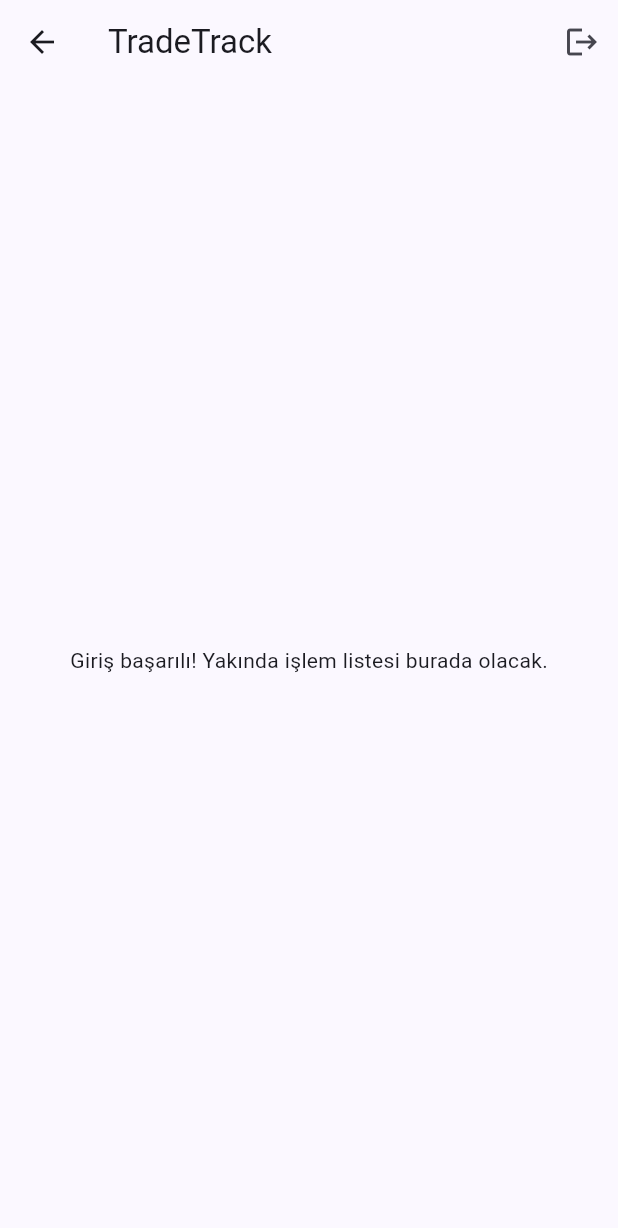
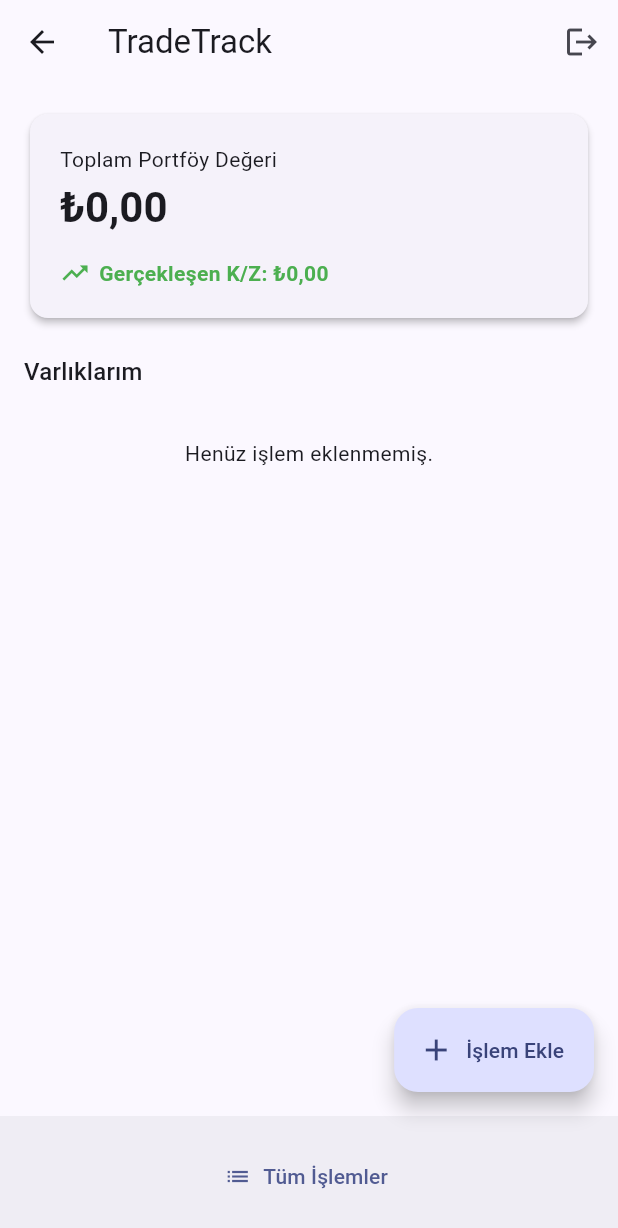
Before and after one commit to silakozik/tradetrack, a Flutter app: the HomeScreen screen opened directly, on a phone screen of 412 x 824 dp. Shown: the top 1228 px of the screen. Run offline on Flutter 3.47's test engine with Material 3 defaults, Android fonts, the phone set to English and light mode, and no system bars; our stand-ins replace flutter_secure_storage; accounts and stored records are empty; network calls fail.

Commit message:
Enhance transaction management with new screens and functionality
- Update main.dart to initialize date formatting
- Refactor HomeScreen to use StatefulWidget and load transactions
- Implement AddTransactionScreen for adding new transactions
- Create TransactionListScreen for displaying and managing transactions
- Add filtering options for transactions in TransactionListScreen

```diff
--- a/mobile/lib/main.dart
+++ b/mobile/lib/main.dart
@@ -1,12 +1,15 @@
 import 'package:flutter/material.dart';
 import 'package:provider/provider.dart';
+import 'package:intl/date_symbol_data_local.dart';
 
 import 'providers/auth_provider.dart';
 import 'providers/transaction_provider.dart';
 import 'screens/auth/login_screen.dart';
 import 'screens/home/home_screen.dart';
 
-void main() {
+void main() async {
+  WidgetsFlutterBinding.ensureInitialized();
+  await initializeDateFormatting('tr_TR', null);
   runApp(const TradeTrackApp());
 }
 
--- a/mobile/lib/screens/home/home_screen.dart
+++ b/mobile/lib/screens/home/home_screen.dart
@@ -1,14 +1,33 @@
 import 'package:flutter/material.dart';
+import 'package:intl/intl.dart';
 import 'package:provider/provider.dart';
 
 import '../../providers/auth_provider.dart';
+import '../../providers/transaction_provider.dart';
+import '../transactions/transaction_list_screen.dart';
+import '../transactions/add_transaction_screen.dart';
 
-class HomeScreen extends StatelessWidget {
+class HomeScreen extends StatefulWidget {
   const HomeScreen({super.key});
 
   @override
+  State<HomeScreen> createState() => _HomeScreenState();
+}
+
+class _HomeScreenState extends State<HomeScreen> {
+  final _currencyFormat = NumberFormat.currency(locale: "tr_TR", symbol: "₺");
+
+  @override
+  void initState() {
+    super.initState();
+    Future.microtask(() {
+      context.read<TransactionProvider>().loadAll();
+    });
+  }
+
+  @override
   Widget build(BuildContext context) {
-    final authProvider = context.read<AuthProvider>();
+    final txProvider = context.watch<TransactionProvider>();
 
     return Scaffold(
       appBar: AppBar(
@@ -16,14 +35,136 @@
         actions: [
           IconButton(
             icon: const Icon(Icons.logout),
-            onPressed: () async {
-              await authProvider.logout();
-            },
+            onPressed: () => context.read<AuthProvider>().logout(),
           ),
         ],
       ),
-      body: const Center(
-        child: Text("Giriş başarılı! Yakında işlem listesi burada olacak."),
+      body: RefreshIndicator(
+        onRefresh: () => txProvider.loadAll(),
+        child: txProvider.isLoading && txProvider.portfolioAssets.isEmpty
+            ? const Center(child: CircularProgressIndicator())
+            : ListView(
+                padding: const EdgeInsets.all(16),
+                children: [
+                  _buildSummaryCard(txProvider),
+                  const SizedBox(height: 20),
+                  Text(
+                    "Varlıklarım",
+                    style: Theme.of(context).textTheme.titleMedium,
+                  ),
+                  const SizedBox(height: 8),
+                  if (txProvider.portfolioAssets.isEmpty)
+                    const Padding(
+                      padding: EdgeInsets.symmetric(vertical: 24),
+                      child: Center(child: Text("Henüz işlem eklenmemiş.")),
+                    )
+                  else
+                    ...txProvider.portfolioAssets.map(
+                      (asset) => _buildAssetTile(asset),
+                    ),
+                ],
+              ),
+      ),
+      floatingActionButton: FloatingActionButton.extended(
+        onPressed: () {
+          Navigator.of(context).push(
+            MaterialPageRoute(builder: (_) => const AddTransactionScreen()),
+          );
+        },
+        icon: const Icon(Icons.add),
+        label: const Text("İşlem Ekle"),
+      ),
+      bottomNavigationBar: BottomAppBar(
+        child: Row(
+          mainAxisAlignment: MainAxisAlignment.center,
+          children: [
+            TextButton.icon(
+              onPressed: () {
+                Navigator.of(context).push(
+                  MaterialPageRoute(builder: (_) => const TransactionListScreen()),
+                );
+              },
+              icon: const Icon(Icons.list),
+              label: const Text("Tüm İşlemler"),
+            ),
+          ],
+        ),
+      ),
+    );
+  }
+
+  Widget _buildSummaryCard(TransactionProvider txProvider) {
+    final isProfit = txProvider.totalProfitLoss >= 0;
+
+    return Card(
+      elevation: 2,
+      child: Padding(
+        padding: const EdgeInsets.all(20),
+        child: Column(
+          crossAxisAlignment: CrossAxisAlignment.start,
+          children: [
+            Text(
+              "Toplam Portföy Değeri",
+              style: Theme.of(context).textTheme.bodyMedium,
+            ),
+            const SizedBox(height: 4),
+            Text(
+              _currencyFormat.format(txProvider.totalPortfolioValue),
+              style: Theme.of(context).textTheme.headlineMedium?.copyWith(
+                    fontWeight: FontWeight.bold,
+                  ),
+            ),
+            const SizedBox(height: 16),
+            Row(
+              children: [
+                Icon(
+                  isProfit ? Icons.trending_up : Icons.trending_down,
+                  color: isProfit ? Colors.green : Colors.red,
+                  size: 20,
+                ),
+                const SizedBox(width: 6),
+                Text(
+                  "Gerçekleşen K/Z: ${_currencyFormat.format(txProvider.totalProfitLoss)}",
+                  style: TextStyle(
+                    color: isProfit ? Colors.green : Colors.red,
+                    fontWeight: FontWeight.w600,
+                  ),
+                ),
+              ],
+            ),
+          ],
+        ),
+      ),
+    );
+  }
+
+  Widget _buildAssetTile(PortfolioAsset asset) {
+    final isProfit = asset.realizedProfitLoss >= 0;
+
+    return Card(
+      margin: const EdgeInsets.only(bottom: 8),
+      child: ListTile(
+        title: Text(asset.assetName, style: const TextStyle(fontWeight: FontWeight.w600)),
+        subtitle: Text(
+          "Miktar: ${asset.remainingQuantity} • Ort. Alış: ${_currencyFormat.format(asset.avgBuyPrice)}",
+        ),
+        trailing: Column(
+          mainAxisAlignment: MainAxisAlignment.center,
+          crossAxisAlignment: CrossAxisAlignment.end,
+          children: [
+            Text(
+              _currencyFormat.format(asset.currentHoldingValue),
+              style: const TextStyle(fontWeight: FontWeight.bold),
+            ),
+            Text(
+              _currencyFormat.format(asset.realizedProfitLoss),
+              style: TextStyle(
+                color: isProfit ? Colors.green : Colors.red,
+                fontSize: 12,
+              ),
+            ),
+          ],
+        ),
       ),
     );
   }
```
Also changed, not shown: mobile/lib/screens/transactions/add_transaction_screen.dart (added, +144 -0 lines), mobile/lib/screens/transactions/transaction_list_screen.dart (added, +194 -0 lines).
